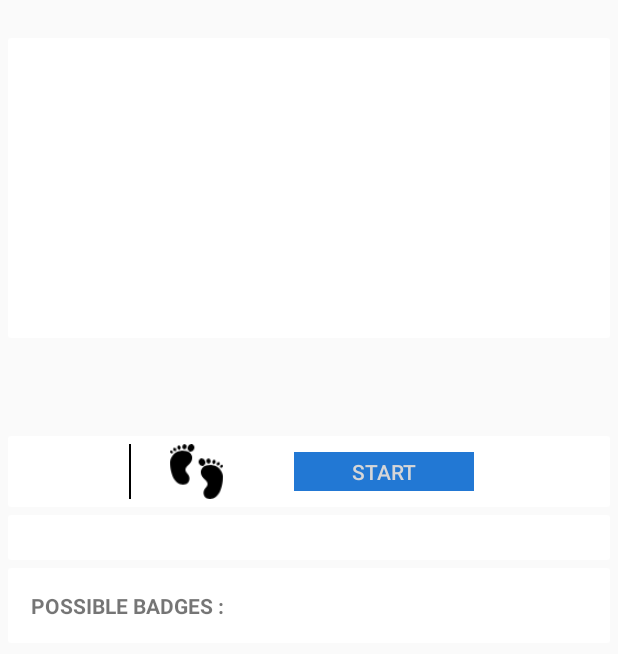
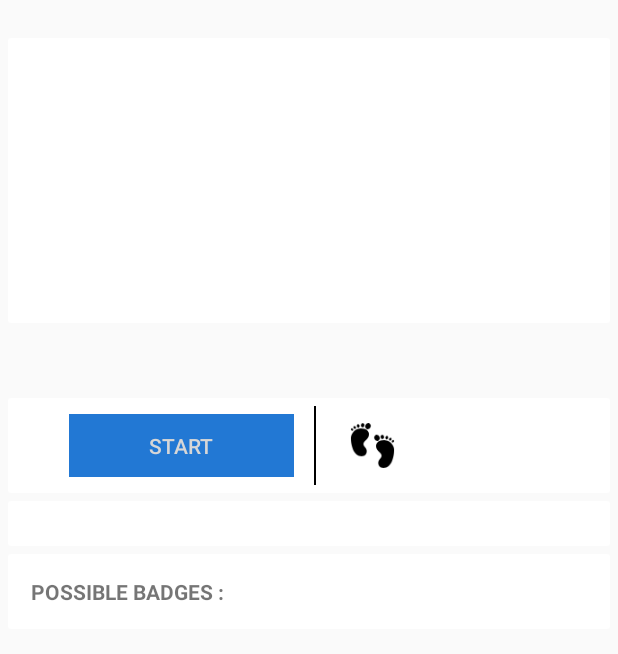
Before and after one commit to Maximus027/HapAdIm, an Android app: the layout activity_startpage.xml on its own in the app's theme, with its tools: preview values and no code run, on a phone screen of 412 x 824 dp. Shown: the top 654 px of the screen. Run offline under Robolectric (Android 15) with nearby library versions, the phone set to English and light mode, and no system bars.

Commit message:
final commit for demo

```diff
--- a/app/src/main/res/layout/activity_startpage.xml
+++ b/app/src/main/res/layout/activity_startpage.xml
@@ -17,7 +17,7 @@
         <android.support.v4.view.ViewPager
             android:id="@+id/pager"
             android:layout_width="match_parent"
-            android:layout_height="200dp">
+            android:layout_height="190dp">
 
         </android.support.v4.view.ViewPager>
     </android.support.v7.widget.CardView>
@@ -25,9 +25,9 @@
     <LinearLayout
         android:id="@+id/layoutDots"
         android:layout_width="match_parent"
-        android:layout_height="@dimen/dots_height"
+        android:layout_height="35dp"
         android:layout_marginBottom="@dimen/cardViewMargin"
-        android:layout_marginTop="205dp"
+        android:layout_marginTop="180dp"
         android:gravity="center_horizontal"
         android:orientation="horizontal" />
 
@@ -52,7 +52,7 @@
             <android.support.v7.widget.CardView
                 android:id="@+id/locationCard"
                 android:layout_width="match_parent"
-                android:layout_height="47dp"
+                android:layout_height="63dp"
                 android:layout_below="@id/locationName"
                 android:layout_centerHorizontal="true"
                 android:layout_marginLeft="@dimen/cardViewMargin"
@@ -73,46 +73,48 @@
 
                     <ImageView
                         android:id="@+id/catergoryIcon"
-                        android:layout_width="@dimen/iconWidth"
+                        android:layout_width="30dp"
                         android:layout_height="match_parent"
                         android:layout_gravity="center_horizontal" />
+
+                    <Button
+                        android:id="@+id/startButton"
+                        android:layout_width="150dp"
+                        android:layout_height="match_parent"
+                        android:layout_margin="@dimen/cardViewMargin"
+                        android:layout_marginRight="8dp"
+                        android:layout_toRightOf="@+id/catergoryIcon"
+                        android:background="@color/bg_screen10"
+                        android:text="START"
+                        android:textColor="@color/white" />
 
                     <TextView
                         android:id="@+id/cardDivider"
                         android:layout_width="1dp"
                         android:layout_height="65dp"
-                        android:layout_toRightOf="@id/catergoryIcon"
+                        android:layout_toRightOf="@id/startButton"
+                        android:layout_marginLeft="8dp"
+                        android:layout_marginRight="15dp"
                         android:background="@color/colorBlack" />
 
                     <TextView
                         android:id="@+id/numberOfSteps"
                         android:layout_width="wrap_content"
                         android:layout_height="match_parent"
-                        android:layout_alignLeft="@+id/cardDivider"
-                        android:layout_marginLeft="10dp"
-                        android:gravity="center_horizontal"
+                        android:layout_marginLeft="20dp"
+                        android:layout_toRightOf="@+id/startButton"
+                        android:gravity="center_vertical"
                         android:textSize="30dp" />
 
                     <ImageView
                         android:id="@+id/stepsIcon"
-                        android:layout_width="50dp"
-                        android:layout_height="50dp"
+                        android:layout_width="30dp"
+                        android:layout_height="30dp"
+                        android:layout_centerVertical="true"
                         android:layout_marginLeft="10dp"
-                        android:layout_toRightOf="@+id/numberOfSteps"
+                        android:layout_marginStart="12dp"
+                        android:layout_toEndOf="@+id/numberOfSteps"
                         android:src="@drawable/feet" />
-                    <Button
-                        android:id="@+id/startButton"
-                        android:layout_width="120dp"
-                        android:layout_height="match_parent"
-                        android:layout_toRightOf="@+id/stepsIcon"
-                        android:layout_marginBottom="@dimen/cardViewMargin"
-                        android:layout_marginLeft="40dp"
-                        android:layout_marginRight="@dimen/cardViewMargin"
-                        android:layout_marginTop="@dimen/cardViewMargin"
-                        android:background="@color/bg_screen10"
-                        android:text="START"
-                        android:textColor="@color/white" />
-
 
 
                 </RelativeLayout>
@@ -139,7 +141,7 @@
                     android:layout_marginRight="@dimen/cardViewMargin"
                     android:layout_marginTop="@dimen/cardViewMargin"
                     android:paddingLeft="16dp"
-                    android:paddingRight="15dp"/>
+                    android:paddingRight="15dp" />
             </android.support.v7.widget.CardView>
 
             <android.support.v7.widget.CardView
@@ -170,10 +172,10 @@
 
                     <ImageView
                         android:id="@+id/badge1"
-                        android:scaleType="fitXY"
                         android:layout_width="match_parent"
                         android:layout_height="match_parent"
-                        android:layout_weight="2" />
+                        android:layout_weight="2"
+                        android:scaleType="fitXY" />
 
                     <ImageView
                         android:id="@+id/badge2"
@@ -188,7 +190,7 @@
             <ImageView
                 android:id="@+id/pano_view"
                 android:layout_width="match_parent"
-                android:layout_height="100dp"
+                android:layout_height="match_parent"
                 android:layout_below="@+id/badgesCard"
                 android:layout_centerHorizontal="true"
                 android:layout_marginLeft="@dimen/cardViewMargin"
```
Also changed, not shown: app/src/main/java/com/example/hapadim/InProgressActivity.java (+23 -1 lines), app/src/main/res/layout/popup_content.xml (added, +48 -0 lines), app/src/main/res/drawable/congratulations.png (added), app/src/main/res/drawable/libertyfisheye.jpg (added), app/src/main/res/drawable/libertythreeone.jpg (added), app/src/main/res/drawable/libertythreesecond.jpg (added), app/src/main/res/drawable/libertythreethird.jpg (added).
